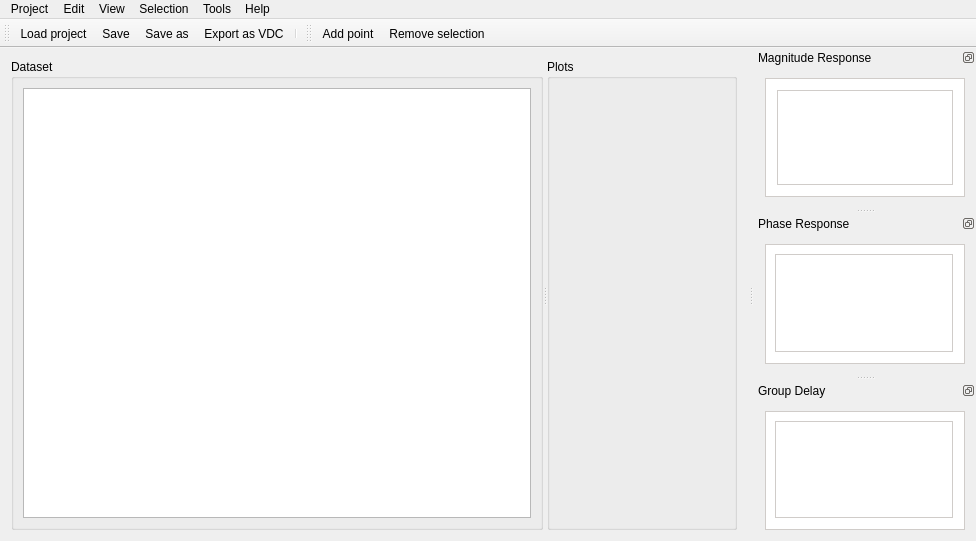
Before: the Qt Designer form src/VdcEditorWindow.ui in timschneeb/DDCToolbox, drawn with Qt 5.
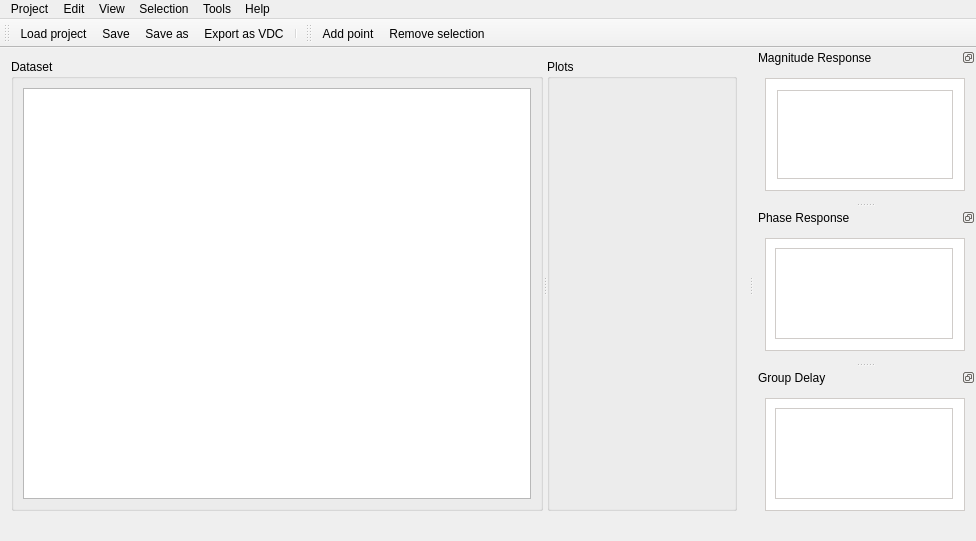
After: the same form once the commit is applied. Icons and pictures are not drawn. Custom widgets are drawn as their Qt base class.

Commit message: Add built-in software updater for Windows

What changed in the file:
```diff
--- a/src/VdcEditorWindow.ui
+++ b/src/VdcEditorWindow.ui
@@ -375,6 +375,14 @@
    <addaction name="actionAdd_Point"/>
    <addaction name="actionRemove_Point"/>
   </widget>
+  <widget class="QStatusBar" name="updateBar">
+   <property name="styleSheet">
+    <string notr="true"/>
+   </property>
+   <property name="sizeGripEnabled">
+    <bool>false</bool>
+   </property>
+  </widget>
   <action name="actionAdd_Point">
    <property name="text">
     <string>Add point</string>
```
The commit also changes 4 other files.
